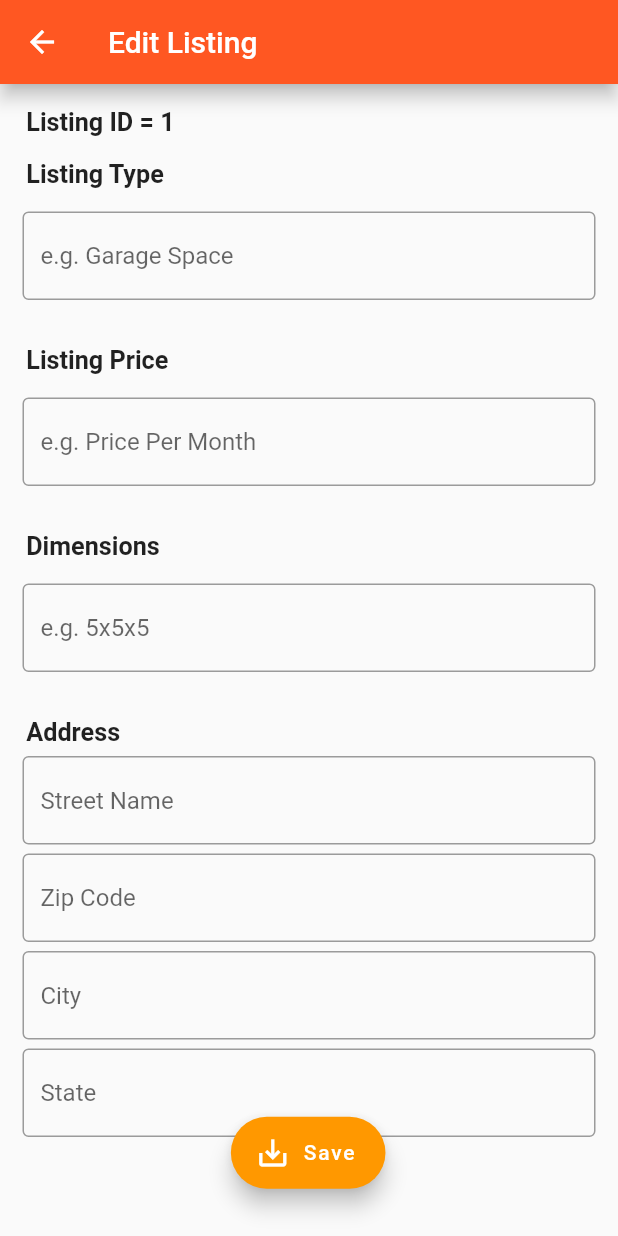
After one commit to sc624/Stash, a Flutter app: the EditListingPage screen opened directly, after a tap on "Save", on a phone screen of 412 x 824 dp. The commit adds this screen. Run offline on Flutter 3.47's test engine with Material 2 defaults, Android fonts, the phone set to English and light mode, and no system bars; our stand-ins replace google_maps_flutter; network calls fail.

Commit message:
edit done

```diff
--- a/lib/add_listing.dart
+++ b/lib/add_listing.dart
@@ -35,7 +35,11 @@ class _AddListingPage extends State<AddListingPage> {
        "listingtype": typeController.text,
        "dimensions": dimController.text,
        "listingprice": priceController.text,
-       "addressID": streetController.text,
+       "streetname": streetController.text,
+       "zipcode": zipController.text,
+       "city": cityController.text,
+       "state": stateController.text,
+
     });
 
   }
--- /dev/null
+++ b/lib/edit_listing.dart
@@ -0,0 +1,205 @@
+import 'package:flutter/material.dart';
+import 'package:flutter/foundation.dart';
+import 'package:stash/my_listings.dart';
+//import 'dart:async';
+import 'package:http/http.dart' as http;
+//import 'dart:convert';
+import 'package:stash/globals.dart' as globals;
+
+class EditListingPage extends StatefulWidget {
+  @override
+  _EditListingPage createState() => _EditListingPage("Edit Listing");
+}
+
+class _EditListingPage extends State<EditListingPage> {
+
+  TextEditingController priceController = TextEditingController();
+  TextEditingController typeController = TextEditingController();
+  TextEditingController dimController = TextEditingController();
+  TextEditingController streetController = TextEditingController();
+  TextEditingController zipController = TextEditingController();
+  TextEditingController cityController = TextEditingController();
+  TextEditingController stateController = TextEditingController();
+  //TextEditingController listController = TextEditingController();
+  _EditListingPage(this.title);
+  final String title;
+
+  // listController
+
+
+
+  void _updateData() {
+    print(globals.lID);
+    var url = "https://mysterymachine.web.illinois.edu/updateListing.php";
+
+    http.post(url, body: {
+
+       "listingtype": typeController.text,
+       "dimensions": dimController.text,
+       "listingprice": priceController.text,
+       "streetname": streetController.text,
+       "zipcode": zipController.text,
+       "city": cityController.text,
+       "state": stateController.text,
+       "listingid": globals.lID,
+    });
+
+  }
+
+  @override
+  Widget build(BuildContext context) {
+    return new Scaffold(
+      appBar: new AppBar(
+        title: new Text("Edit Listing"),
+        elevation: defaultTargetPlatform == TargetPlatform.android ? 5.0 : 0.0,
+      ),
+       floatingActionButton: Align(
+          child: FloatingActionButton.extended(
+          icon: Icon(Icons.save_alt),
+          label: Text("Save",
+          style: TextStyle(fontSize: 14.0)),
+          foregroundColor: Colors.white,
+          backgroundColor: Colors.orange,
+          onPressed: (){
+            _updateData();
+          },
+        ),
+        alignment: Alignment(0.10,0.96)),
+        body: new ListView(
+              children: <Widget> [
+         Padding(
+            padding: const EdgeInsets.only(left: 17.5, top: 15.0),
+            child: const Text(
+              "Listing ID = 1",
+              style: TextStyle(fontWeight: FontWeight.bold),
+              textScaleFactor: 1.2,
+            ),
+          ),
+         Padding(
+            padding: const EdgeInsets.only(left: 17.5, top: 15.0),
+            child: const Text(
+              "Listing Type",
+              style: TextStyle(fontWeight: FontWeight.bold),
+              textScaleFactor: 1.2,
+            ),
+          ),
+         Padding(
+         padding: const EdgeInsets.all(15.0),
+         child: TextField(
+           controller: typeController,
+           onChanged: (v) => typeController.text = v,
+           decoration: InputDecoration(
+             border: OutlineInputBorder(),
+             fillColor: Colors.deepOrange,
+             hintText: 'e.g. Garage Space',
+          ),
+         ),
+         ),
+         Padding(
+            padding: const EdgeInsets.only(left: 17.5, top: 15.0),
+            child: const Text(
+              "Listing Price",
+              style: TextStyle(fontWeight: FontWeight.bold),
+              textScaleFactor: 1.2,
+            ),
+          ),
+         Padding(
+         padding: const EdgeInsets.all(15.0),
+         child: TextField(
+           controller: priceController,
+           onChanged: (v) => priceController.text = v,
+           decoration: InputDecoration(
+             border: OutlineInputBorder(),
+             fillColor: Colors.deepOrange,
+             hasFloatingPlaceholder:true,
+             hintText: "e.g. Price Per Month",
+          ),
+         ),
+         ),
+           Padding(
+            padding: const EdgeInsets.only(left: 17.5, top: 15.0),
+            child: const Text(
+              "Dimensions",
+              style: TextStyle(fontWeight: FontWeight.bold),
+              textScaleFactor: 1.2,
+            ),
+          ),
+         Padding(
+         padding: const EdgeInsets.all(15.0),
+         child: TextField(
+           controller: dimController,
+           onChanged: (v) => dimController.text = v,
+           decoration: InputDecoration(
+             border: OutlineInputBorder(),
+             fillColor: Colors.deepOrange,
+             hasFloatingPlaceholder:true,
+             hintText: 'e.g. 5x5x5',
+          ),
+         ),
+         ),
+         Padding(
+            padding: const EdgeInsets.only(left: 17.5, top: 15.0),
+            child: const Text(
+              "Address",
+              style: TextStyle(fontWeight: FontWeight.bold),
+              textScaleFactor: 1.2,
+            ),
+         ),
+         Padding(
+         padding: const EdgeInsets.only(top: 6.0, left:15.0, right: 15.0, bottom: 3.0),
+         child: TextField(
+           controller: streetController,
+           onChanged: (v) => streetController.text = v,
+           decoration: InputDecoration(
+             border: OutlineInputBorder(),
+             fillColor: Colors.deepOrange,
+             hasFloatingPlaceholder:true,
+             hintText: 'Street Name',
+          ),
+         ),
+         ),
+         Padding(
+         padding: const EdgeInsets.only(top: 3.0, left:15.0, right: 15.0, bottom: 3.0),
+         child: TextField(
+           controller: zipController,
+           onChanged: (v) => zipController.text = v,
+           decoration: InputDecoration(
+             border: OutlineInputBorder(),
+             fillColor: Colors.deepOrange,
+             hasFloatingPlaceholder:true,
+             hintText: 'Zip Code',
+          ),
+           keyboardType: TextInputType.phone,
+         ),
+         ),
+         Padding(
+         padding: const EdgeInsets.only(top: 3.0, left:15.0, right: 15.0, bottom: 3.0),
+         child: TextField(
+           controller: cityController,
+           onChanged: (v) => cityController.text = v,
+           decoration: InputDecoration(
+             border: OutlineInputBorder(),
+             fillColor: Colors.deepOrange,
+             hasFloatingPlaceholder:true,
+             hintText: 'City',
+          ),
+         ),
+         ),
+         Padding(
+         padding: const EdgeInsets.only(top: 3.0, left:15.0, right: 15.0, bottom: 3.0),
+         child: TextField(
+           controller: stateController,
+           onChanged: (v) => stateController.text = v,
+           decoration: InputDecoration(
+             border: OutlineInputBorder(),
+             fillColor: Colors.deepOrange,
+             hasFloatingPlaceholder:true,
+             hintText: 'State',
+          ),
+         ),
+         ),
+        ],
+      ),
+    );
+  }
+}
--- /dev/null
+++ b/lib/globals.dart
@@ -0,0 +1,3 @@
+library stash.globals;
+
+var lID;
--- a/lib/main.dart
+++ b/lib/main.dart
@@ -11,8 +11,8 @@ import 'package:stash/all_listings.dart';
 import 'package:stash/login_page.dart';
 import 'package:http/http.dart' as http;
 import 'dart:convert';
-
-
+import 'package:stash/edit_listing.dart';
+import 'package:stash/globals.dart';
 // Nested Settings Pages
 import 'package:stash/settings_pages/subpages/name_settings.dart';
 import 'package:stash/settings_pages/subpages/password_settings.dart';
@@ -62,7 +62,7 @@ class MyApp extends StatelessWidget {
 
         "About": (BuildContext context) => new AboutPage(),
         "All Listings": (BuildContext context) => new AllListingsPage("All Listings"),
-        "My Listings": (BuildContext context) => new MyListingsPage("My Listings"),
+        "My Listings": (BuildContext context) => new MyListingsPage(),
         "Login": (BuildContext context) => new LoginPage(),
       }
     );
@@ -147,18 +147,18 @@ class HomePageState extends State<MyHomePage> {
     );
   }
 
-  Future getData() async{
-    var url = 'https://mysterymachine.web.illinois.edu/get.php';
-    http.Response response = await http.get(url);
-    var data = jsonDecode(response.body);
-    print(data.toString());
-  }
+  // Future getData() async{
+  //   var url = 'https://mysterymachine.web.illinois.edu/get.php';
+  //   http.Response response = await http.get(url);
+  //   var data = jsonDecode(response.body);
+  //   print(data.toString());
+  // }
 
 
-  @override
-  void initState(){
-    getData();
-  }
+  // @override
+  // void initState(){
+  //   getData();
+  // }
 }
 
 class NavButton extends StatelessWidget {
--- a/lib/my_listings.dart
+++ b/lib/my_listings.dart
@@ -2,11 +2,49 @@ import 'package:flutter/material.dart';
 import 'package:flutter/foundation.dart';
 //import 'package:flutter_icons/flutter_icons.dart';
 import 'package:stash/add_listing.dart';
+import 'dart:async';
+import 'dart:convert';
+import 'package:http/http.dart' as http;
+import 'package:stash/edit_listing.dart';
+import 'package:stash/globals.dart' as globals;
 
-class MyListingsPage extends StatelessWidget {
-  final String title;
+class MyListingsPage extends StatefulWidget {
+   @override
+   MyListingsPageState createState() => new MyListingsPageState();
+}
 
-  MyListingsPage(this.title);
+class MyListingsPageState extends State<MyListingsPage> {
+   //MyListingsPageState(this.title);
+
+  //final String title;
+
+  List data;
+
+  Future<String> getData() async {
+    var response = await http.get(
+      Uri.encodeFull("https://mysterymachine.web.illinois.edu/allListings.php"),
+      headers: {
+        "Accept": "application/json"
+      }
+    );
+    this.setState((){
+
+    data = json.decode(response.body);
+    //print(data.toString());
+
+    });
+
+    print(data[1]["ListingType"]);
+
+    return "Success!";
+  }
+
+  @override
+  void initState(){
+    this.getData();
+  }
+
+  //int real_lID;
 
   @override
   Widget build(BuildContext context) {
@@ -15,7 +53,28 @@ class MyListingsPage extends StatelessWidget {
         title: new Text("My Listings"),
         elevation: defaultTargetPlatform == TargetPlatform.android ? 5.0 : 0.0,
       ),
-      body: new Container(),
+      body: new ListView.builder(
+        itemCount: data == null ? 0 : data.length,
+        itemBuilder: (BuildContext context, int index){
+          return new ListTile(
+            title: new Text(data[index]["ListingID"]),
+            onTap: (){
+              Navigator.push(
+                context,
+                MaterialPageRoute(builder: (context) => EditListingPage()),
+              );
+              print("Item at $index is ${data[index]["ListingID"]}");
+              globals.lID = data[index]["ListingID"];
+              // globals.real_lID = lID.parse('1');
+              // print(globals.real_lID);
+              print(globals.lID);
+            }
+          );
+        },
+      ),
+
+
+
       floatingActionButton: Align(
         child: FloatingActionButton.extended(
           icon: Icon(Icons.add),
```
Also changed, not shown: 9 other files.
